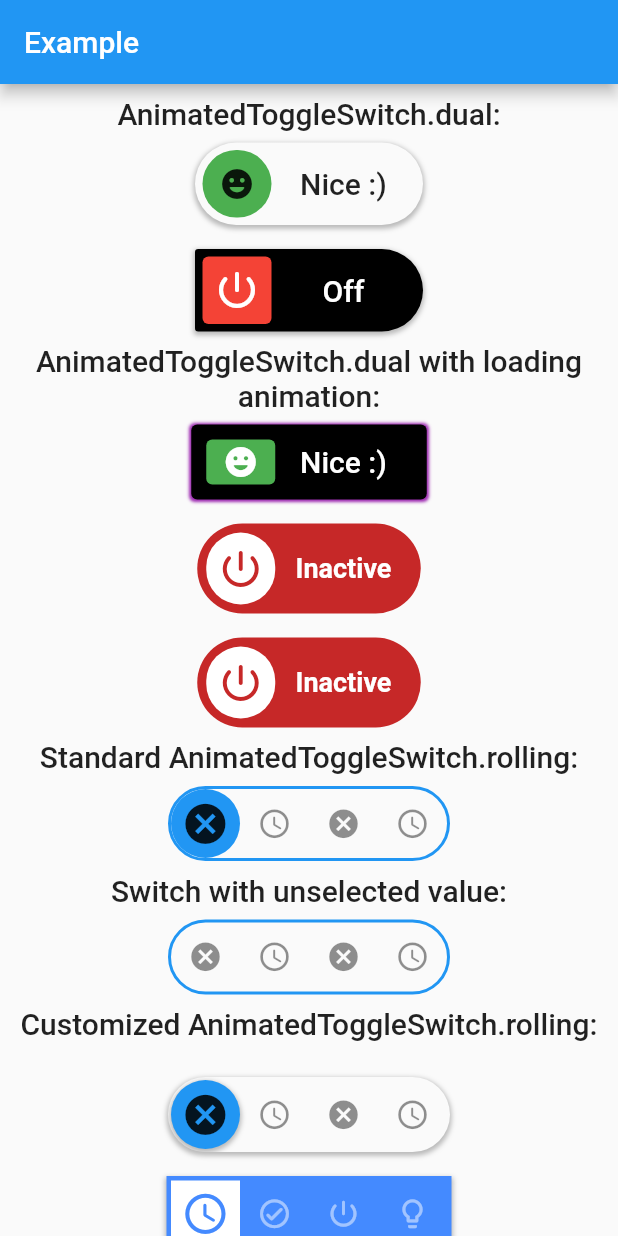
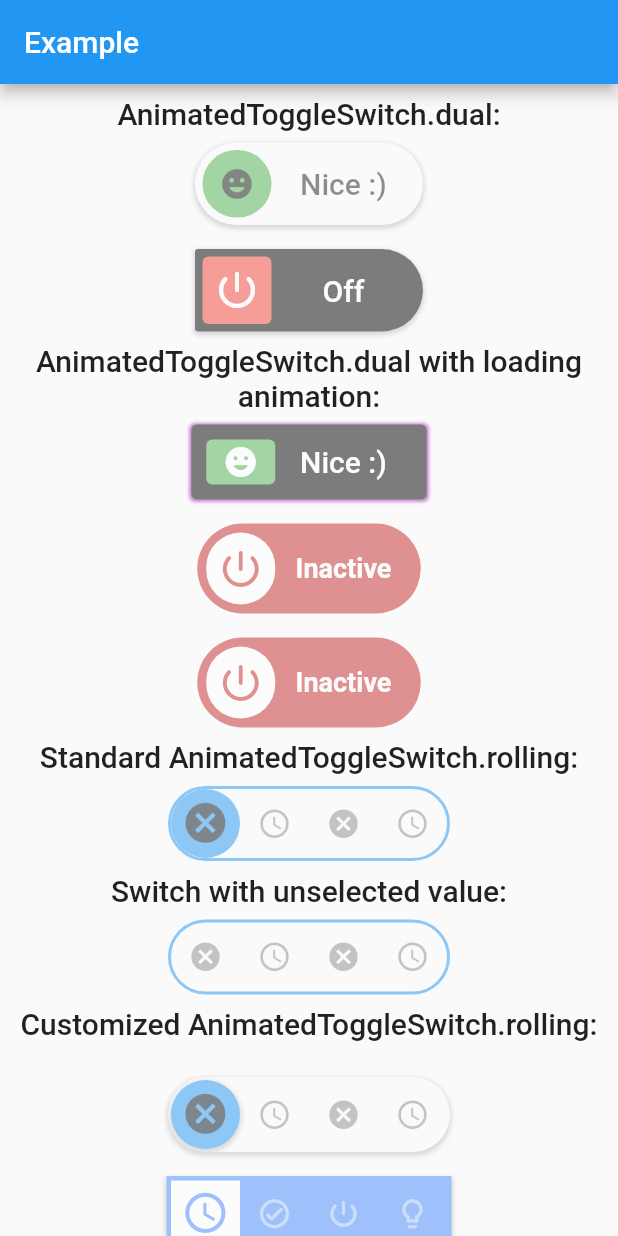
Before and after one commit to splashbyte/animated_toggle_switch, a Flutter app: the screen it shows after launch, on a phone screen of 412 x 824 dp. Run offline on Flutter 3.47's test engine with Material 2 defaults, Android fonts, the phone set to English and light mode, and no system bars.

Commit message:
closes #30

```diff
--- a/lib/animated_toggle_switch.dart
+++ b/lib/animated_toggle_switch.dart
@@ -1,5 +1,6 @@
 library animated_toggle_switch;
 
+import 'dart:async';
 import 'dart:math';
 
 import 'package:flutter/cupertino.dart';
@@ -8,6 +9,8 @@ import 'package:flutter/gestures.dart';
 import 'package:flutter/material.dart';
 
 part 'src/properties.dart';
+part 'src/style.dart';
 part 'src/widgets/animated_toggle_switch.dart';
 part 'src/widgets/custom_animated_toggle_switch.dart';
 part 'src/widgets/drag_region.dart';
+part 'src/widgets/conditional_wrapper.dart';
--- a/lib/src/properties.dart
+++ b/lib/src/properties.dart
@@ -34,6 +34,8 @@ class GlobalToggleProperties<T> {
   /// [0] means 'not loading' and [1] means 'loading'.
   final double loadingAnimationValue;
 
+  final bool active;
+
   const GlobalToggleProperties({
     required this.position,
     required this.current,
@@ -43,6 +45,7 @@ class GlobalToggleProperties<T> {
     required this.textDirection,
     required this.mode,
     required this.loadingAnimationValue,
+    required this.active,
   });
 }
 
@@ -74,6 +77,7 @@ class DetailedGlobalToggleProperties<T> extends GlobalToggleProperties<T> {
     required super.textDirection,
     required super.mode,
     required super.loadingAnimationValue,
+    required super.active,
   });
 }
 
--- /dev/null
+++ b/lib/src/style.dart
@@ -0,0 +1,144 @@
+part of 'package:animated_toggle_switch/animated_toggle_switch.dart';
+
+class ToggleStyle {
+  /// Background color of the indicator.
+  final Color? indicatorColor;
+
+  /// Background color of the switch.
+  final Color? backgroundColor;
+
+  /// Gradient of the background. Overwrites [innerColor] if not [null].
+  final Gradient? backgroundGradient;
+
+  /// Border color of the switch.
+  ///
+  /// For deactivating please set this to [Colors.transparent].
+  final Color? borderColor;
+
+  /// [BorderRadius] of the switch.
+  final BorderRadiusGeometry? borderRadius;
+
+  /// [BorderRadius] of the indicator.
+  ///
+  /// Defaults to [borderRadius].
+  final BorderRadiusGeometry? indicatorBorderRadius;
+
+  /// [BorderRadius] of the indicator.
+  final BoxBorder? indicatorBorder;
+
+  /// Shadow for the indicator [Container].
+  final List<BoxShadow>? indicatorBoxShadow;
+
+  /// Shadow for the [Container] in the background.
+  final List<BoxShadow>? boxShadow;
+
+  /// Default constructor for [ToggleStyle].
+  const ToggleStyle({
+    this.indicatorColor,
+    this.backgroundColor,
+    this.backgroundGradient,
+    this.borderColor,
+    this.borderRadius,
+    this.indicatorBorderRadius,
+    this.indicatorBorder,
+    this.indicatorBoxShadow,
+    this.boxShadow,
+  });
+
+  /// Private constructor for setting all possible parameters.
+  ToggleStyle._({
+    required this.indicatorColor,
+    required this.backgroundColor,
+    required this.backgroundGradient,
+    required this.borderColor,
+    required this.borderRadius,
+    required this.indicatorBorderRadius,
+    required this.indicatorBorder,
+    required this.indicatorBoxShadow,
+    required this.boxShadow,
+  });
+
+  ToggleStyle _merge(ToggleStyle? other) => other == null
+      ? this
+      : ToggleStyle._(
+          indicatorColor: other.indicatorColor ?? indicatorColor,
+          backgroundColor: other.backgroundColor ?? backgroundColor,
+          backgroundGradient: other.backgroundGradient ??
+              (other.backgroundColor == null ? null : backgroundGradient),
+          borderColor: other.borderColor ?? borderColor,
+          borderRadius: other.borderRadius ?? borderRadius,
+          indicatorBorderRadius: other.indicatorBorderRadius ??
+              other.borderRadius ??
+              indicatorBorderRadius ??
+              borderRadius,
+          indicatorBorder: other.indicatorBorder ?? indicatorBorder,
+          indicatorBoxShadow: other.indicatorBoxShadow ?? indicatorBoxShadow,
+          boxShadow: other.boxShadow ?? boxShadow,
+        );
+
+  static ToggleStyle _lerp(ToggleStyle style1, ToggleStyle style2, double t) =>
+      ToggleStyle._(
+        indicatorColor:
+            Color.lerp(style1.indicatorColor, style2.indicatorColor, t),
+        backgroundColor:
+            Color.lerp(style1.backgroundColor, style2.backgroundColor, t),
+        backgroundGradient: Gradient.lerp(
+          style1.backgroundGradient ?? style1.backgroundColor?.toGradient(),
+          style2.backgroundGradient ?? style2.backgroundColor?.toGradient(),
+          t,
+        ),
+        borderColor: Color.lerp(style1.borderColor, style2.borderColor, t),
+        borderRadius: BorderRadiusGeometry.lerp(
+          style1.borderRadius,
+          style2.borderRadius,
+          t,
+        ),
+        indicatorBorderRadius: BorderRadiusGeometry.lerp(
+          style1.indicatorBorderRadius ?? style1.borderRadius,
+          style2.indicatorBorderRadius ?? style2.borderRadius,
+          t,
+        ),
+        indicatorBorder: BoxBorder.lerp(
+          style1.indicatorBorder,
+          style2.indicatorBorder,
+          t,
+        ),
+        indicatorBoxShadow: BoxShadow.lerpList(
+          style1.indicatorBoxShadow,
+          style2.indicatorBoxShadow,
+          t,
+        ),
+        boxShadow: BoxShadow.lerpList(
+          style1.boxShadow,
+          style2.boxShadow,
+          t,
+        ),
+      );
+
+  @override
+  bool operator ==(Object other) =>
+      identical(this, other) ||
+      other is ToggleStyle &&
+          runtimeType == other.runtimeType &&
+          indicatorColor == other.indicatorColor &&
+          backgroundColor == other.backgroundColor &&
+          backgroundGradient == other.backgroundGradient &&
+          borderColor == other.borderColor &&
+          borderRadius == other.borderRadius &&
+          indicatorBorderRadius == other.indicatorBorderRadius &&
+          indicatorBorder == other.indicatorBorder &&
+          indicatorBoxShadow == other.indicatorBoxShadow &&
+          boxShadow == other.boxShadow;
+
+  @override
+  int get hashCode =>
+      indicatorColor.hashCode ^
+      backgroundColor.hashCode ^
+      backgroundGradient.hashCode ^
+      borderColor.hashCode ^
+      borderRadius.hashCode ^
+      indicatorBorderRadius.hashCode ^
+      indicatorBorder.hashCode ^
+      indicatorBoxShadow.hashCode ^
+      boxShadow.hashCode;
+}
--- a/lib/src/widgets/animated_toggle_switch.dart
+++ b/lib/src/widgets/animated_toggle_switch.dart
@@ -43,122 +43,6 @@ typedef CustomStyleBuilder<T> = ToggleStyle Function(
 );
 
 typedef SeparatorBuilder = Widget Function(int index);
-
-class ToggleStyle {
-  /// Background color of the indicator.
-  final Color? indicatorColor;
-
-  /// Background color of the switch.
-  final Color? backgroundColor;
-
-  /// Gradient of the background. Overwrites [innerColor] if not [null].
-  final Gradient? backgroundGradient;
-
-  /// Border color of the switch.
-  ///
-  /// For deactivating please set this to [Colors.transparent].
-  final Color? borderColor;
-
-  /// [BorderRadius] of the switch.
-  final BorderRadiusGeometry? borderRadius;
-
-  /// [BorderRadius] of the indicator.
-  ///
-  /// Defaults to [borderRadius].
-  final BorderRadiusGeometry? indicatorBorderRadius;
-
-  /// [BorderRadius] of the indicator.
-  final BoxBorder? indicatorBorder;
-
-  /// Shadow for the indicator [Container].
-  final List<BoxShadow>? indicatorBoxShadow;
-
-  /// Shadow for the [Container] in the background.
-  final List<BoxShadow>? boxShadow;
-
-  /// Default constructor for [ToggleStyle].
-  const ToggleStyle({
-    this.indicatorColor,
-    this.backgroundColor,
-    this.backgroundGradient,
-    this.borderColor,
-    this.borderRadius,
-    this.indicatorBorderRadius,
-    this.indicatorBorder,
-    this.indicatorBoxShadow,
-    this.boxShadow,
-  });
-
-  /// Private constructor for setting all possible parameters.
-  ToggleStyle._({
-    required this.indicatorColor,
-    required this.backgroundColor,
-    required this.backgroundGradient,
-    required this.borderColor,
-    required this.borderRadius,
-    required this.indicatorBorderRadius,
-    required this.indicatorBorder,
-    required this.indicatorBoxShadow,
-    required this.boxShadow,
-  });
-
-  ToggleStyle _merge(ToggleStyle? other) => other == null
-      ? this
-      : ToggleStyle._(
-          indicatorColor: other.indicatorColor ?? indicatorColor,
-          backgroundColor: other.backgroundColor ?? backgroundColor,
-          backgroundGradient: other.backgroundGradient ??
-              (other.backgroundColor == null ? null : backgroundGradient),
-          borderColor: other.borderColor ?? borderColor,
-          borderRadius: other.borderRadius ?? borderRadius,
-          indicatorBorderRadius: other.indicatorBorderRadius ??
-              other.borderRadius ??
-              indicatorBorderRadius ??
-              borderRadius,
-          indicatorBorder: other.indicatorBorder ?? indicatorBorder,
-          indicatorBoxShadow: other.indicatorBoxShadow ?? indicatorBoxShadow,
-          boxShadow: other.boxShadow ?? boxShadow,
-        );
-
-  static ToggleStyle _lerp(ToggleStyle style1, ToggleStyle style2, double t) =>
-      ToggleStyle._(
-        indicatorColor:
-            Color.lerp(style1.indicatorColor, style2.indicatorColor, t),
-        backgroundColor:
-            Color.lerp(style1.backgroundColor, style2.backgroundColor, t),
-        backgroundGradient: Gradient.lerp(
-          style1.backgroundGradient ?? style1.backgroundColor?.toGradient(),
-          style2.backgroundGradient ?? style2.backgroundColor?.toGradient(),
-          t,
-        ),
-        borderColor: Color.lerp(style1.borderColor, style2.borderColor, t),
-        borderRadius: BorderRadiusGeometry.lerp(
-          style1.borderRadius,
-          style2.borderRadius,
-          t,
-        ),
-        indicatorBorderRadius: BorderRadiusGeometry.lerp(
-          style1.indicatorBorderRadius ?? style1.borderRadius,
-          style2.indicatorBorderRadius ?? style2.borderRadius,
-          t,
-        ),
-        indicatorBorder: BoxBorder.lerp(
-          style1.indicatorBorder,
-          style2.indicatorBorder,
-          t,
-        ),
-        indicatorBoxShadow: BoxShadow.lerpList(
-          style1.indicatorBoxShadow,
-          style2.indicatorBoxShadow,
-          t,
-        ),
-        boxShadow: BoxShadow.lerpList(
-          style1.boxShadow,
-          style2.boxShadow,
-          t,
-        ),
-      );
-}
 
 /// Specifies when an value should be animated.
 enum AnimationType {
@@ -239,7 +123,7 @@ class AnimatedToggleSwitch<T> extends StatelessWidget {
   final Size indicatorSize;
 
   /// Callback for selecting a new value. The new [current] should be set here.
-  final Function(T)? onChanged;
+  final ChangeCallback<T>? onChanged;
 
   /// Width of the border of the switch. For deactivating please set this to [0.0].
   final double borderWidth;
@@ -279,7 +163,7 @@ class AnimatedToggleSwitch<T> extends StatelessWidget {
   final AnimationType indicatorAnimationType;
 
   /// Callback for tapping anywhere on the widget.
-  final Function()? onTap;
+  final TapCallback? onTap;
 
   final IconArrangement _iconArrangement;
 
@@ -369,6 +253,28 @@ class AnimatedToggleSwitch<T> extends StatelessWidget {
   /// This builder is supported by [IconArrangement.row] only.
   final CustomSeparatorBuilder<T>? customSeparatorBuilder;
 
+  /// Indicates if the switch is active.
+  ///
+  /// Please use [inactiveOpacity] for changing the opacity in inactive state.
+  ///
+  /// For controlling the [AnimatedOpacity] you can use [inactiveOpacityCurve] and [inactiveOpacityDuration].
+  final bool active;
+
+  /// Opacity of the switch when [active] is set to [false].
+  ///
+  /// Please set this to [1.0] for deactivating.
+  final double inactiveOpacity;
+
+  /// [Curve] of the animation when getting inactive.
+  ///
+  /// For deactivating this animation please set [inactiveOpacity] to [1.0].
+  final Curve inactiveOpacityCurve;
+
+  /// [Duration] of the animation when getting inactive.
+  ///
+  /// For deactivating this animation please set [inactiveOpacity] to [1.0].
+  final Duration inactiveOpacityDuration;
+
   /// Constructor of AnimatedToggleSwitch with all possible settings.
   ///
   /// Consider using [CustomAnimatedToggleSwitch] for maximum customizability.
@@ -415,6 +321,10 @@ class AnimatedToggleSwitch<T> extends StatelessWidget {
     this.indicatorAppearingCurve = _defaultIndicatorAppearingAnimationCurve,
     this.separatorBuilder,
     this.customSeparatorBuilder,
+    this.active = true,
+    this.inactiveOpacity = 0.5,
+    this.inactiveOpacityCurve = Curves.easeInOut,
+    this.inactiveOpacityDuration = const Duration(milliseconds: 350),
   })  : _iconArrangement = IconArrangement.row,
         assert(styleBuilder == null || customStyleBuilder == null),
         super(key: key);
@@ -468,6 +378,10 @@ class AnimatedToggleSwitch<T> extends StatelessWidget {
     this.indicatorAppearingCurve = _defaultIndicatorAppearingAnimationCurve,
     this.separatorBuilder,
     this.customSeparatorBuilder,
+    this.active = true,
+    this.inactiveOpacity = 0.5,
+    this.inactiveOpacityCurve = Curves.easeInOut,
+    this.inactiveOpacityDuration = const Duration(milliseconds: 350),
   })  : animatedIconBuilder = _iconSizeBuilder<T>(
             iconBuilder, customIconBuilder, iconSize, selectedIconSize),
         _iconArrangement = IconArrangement.row,
@@ -524,6 +438,10 @@ class AnimatedToggleSwitch<T> extends StatelessWidget {
     this.indicatorAppearingCurve = _defaultIndicatorAppearingAnimationCurve,
     this.separatorBuilder,
     this.customSeparatorBuilder,
+    this.active = true,
+    this.inactiveOpacity = 0.5,
+    this.inactiveOpacityCurve = Curves.easeInOut,
+    this.inactiveOpacityDuration = const Duration(milliseconds: 350),
   })  : indicatorSize = indicatorSize * (height - 2 * borderWidth),
         dif = dif * (height - 2 * borderWidth),
         animatedIconBuilder = _iconSizeBuilder<T>(
@@ -610,6 +528,10 @@ class AnimatedToggleSwitch<T> extends StatelessWidget {
     this.indicatorAppearingCurve = _defaultIndicatorAppearingAnimationCurve,
     this.separatorBuilder,
     this.customSeparatorBuilder,
+    this.active = true,
+    this.inactiveOpacity = 0.5,
+    this.inactiveOpacityCurve = Curves.easeInOut,
+    this.inactiveOpacityDuration = const Duration(milliseconds: 350),
   })  : dif = dif * (height - 2 * borderWidth),
         indicatorSize = indicatorSize * (height - 2 * borderWidth),
         _iconArrangement = IconArrangement.row,
@@ -669,6 +591,10 @@ class AnimatedToggleSwitch<T> extends StatelessWidget {
     this.indicatorAppearingCurve = _defaultIndicatorAppearingAnimationCurve,
     this.separatorBuilder,
     this.customSeparatorBuilder,
+    this.active = true,
+    this.inactiveOpacity = 0.5,
+    this.inactiveOpacityCurve = Curves.easeInOut,
+    this.inactiveOpacityDuration = const Duration(milliseconds: 350),
   })  : iconAnimationCurve = Curves.linear,
         dif = dif * (height - 2 * borderWidth),
         iconAnimationDuration = Duration.zero,
@@ -741,6 +667,10 @@ class AnimatedToggleSwitch<T> extends StatelessWidget {
     this.indicatorAppearingCurve = _defaultIndicatorAppearingAnimationCurve,
     this.separatorBuilder,
     this.customSeparatorBuilder,
+    this.active = true,
+    this.inactiveOpacity = 0.5,
+    this.inactiveOpacityCurve = Curves.easeInOut,
+    this.inactiveOpacityDuration = const Duration(milliseconds: 350),
   })  : iconAnimationCurve = Curves.linear,
         iconAnimationDuration = Duration.zero,
         selectedIconOpacity = iconOpacity,
@@ -887,6 +817,10 @@ class AnimatedToggleSwitch<T> extends StatelessWidget {
     this.loadingAnimationCurve,
     ForegroundIndicatorTransitionType transitionType =
         ForegroundIndicatorTransitionType.rolling,
+    this.active = true,
+    this.inactiveOpacity = 0.5,
+    this.inactiveOpacityCurve = Curves.easeInOut,
+    this.inactiveOpacityDuration = const Duration(milliseconds: 350),
   })  : assert(clipAnimation || opacityAnimation),
         iconOpacity = 1.0,
         selectedIconOpacity = 1.0,
@@ -922,7 +856,7 @@ class AnimatedToggleSwitch<T> extends StatelessWidget {
         super(key: key);
 
   static Function() _dualOnTap<T>(
-      Function(T)? onChanged, List<T> values, T? current) {
+      ChangeCallback<T>? onChanged, List<T> values, T? current) {
     return () =>
         onChanged?.call(values.firstWhere((element) => element != current));
   }
@@ -982,8 +916,8 @@ class AnimatedToggleSwitch<T> extends StatelessWidget {
     };
   }
 
-  static Widget _defaultLoadingIconBuilder(
-          BuildContext context, dynamic properties) =>
+  static Widget _defaultLoadingIconBuilder(BuildContext context,
+          DetailedGlobalToggleProperties<dynamic> properties) =>
       const _MyLoading();
 
   ToggleStyle? _styleBuilder(BuildContext context,
@@ -1057,9 +991,17 @@ class AnimatedToggleSwitch<T> extends StatelessWidget {
         iconBuilder: (context, local, global) => _animatedOpacityIcon(
             _animatedSizeIcon(context, local, global), local.value == current),
         padding: EdgeInsets.all(borderWidth),
+        active: false,
         wrapperBuilder: (context, global, child) {
-          //TODO: extract this method to separate widget
-          return _animationTypeBuilder<ToggleStyle>(
+          return _ConditionalWrapper(
+            condition: inactiveOpacity < 1.0,
+            wrapper: (context, child) => AnimatedOpacity(
+              opacity: global.active ? 1.0 : inactiveOpacity,
+              duration: inactiveOpacityDuration,
+              curve: inactiveOpacityCurve,
+              child: child,
+            ),
+            child: _animationTypeBuilder<ToggleStyle>(
               context,
               styleAnimationType,
               (local) => style._merge(_styleBuilder(context, local, global)),
@@ -1089,10 +1031,12 @@ class AnimatedToggleSwitch<T> extends StatelessWidget {
                 ),
               ),
               global,
+            ),
           );
         });
   }
 
+  //TODO: extract this method to separate widget
   Widget _animationTypeBuilder<V>(
     BuildContext context,
     AnimationType animationType,
--- /dev/null
+++ b/lib/src/widgets/conditional_wrapper.dart
@@ -0,0 +1,38 @@
+part of 'package:animated_toggle_switch/animated_toggle_switch.dart';
+
+class _ConditionalWrapper extends StatefulWidget {
+  final Widget Function(BuildContext context, Widget child) wrapper;
+  final bool condition;
+  final Widget child;
+
+  const _ConditionalWrapper({
+    required this.wrapper,
+    required this.condition,
+    required this.child,
+  });
+
+  @override
+  State<_ConditionalWrapper> createState() => _ConditionalWrapperState();
+}
+
+class _ConditionalWrapperState extends State<_ConditionalWrapper> {
+  final _childKey = GlobalKey();
+
+  @override
+  Widget build(BuildContext context) {
+    final child = _EmptyWidget(key: _childKey, child: widget.child);
+    if(widget.condition) return widget.wrapper(context, child);
+    return child;
+  }
+}
+
+class _EmptyWidget extends StatelessWidget {
+  final Widget child;
+
+  const _EmptyWidget({super.key, required this.child});
+
+  @override
+  Widget build(BuildContext context) {
+    return child;
+  }
+}
--- a/lib/src/widgets/custom_animated_toggle_switch.dart
+++ b/lib/src/widgets/custom_animated_toggle_switch.dart
@@ -23,6 +23,10 @@ typedef CustomSeparatorBuilder<T> = Widget Function(BuildContext context,
 /// If [value] is [1.0], the indicator is fully appeared.
 typedef IndicatorAppearingBuilder = Widget Function(
     BuildContext context, double value, Widget indicator);
+
+typedef ChangeCallback<T> = FutureOr<void> Function(T value);
+
+typedef TapCallback = FutureOr<void> Function();
 
 enum ToggleMode { animating, dragged, none }
 
@@ -109,11 +113,12 @@ class CustomAnimatedToggleSwitch<T> extends StatefulWidget {
   final Size indicatorSize;
 
   /// Callback for selecting a new value. The new [current] should be set here.
-  final Function(T)? onChanged;
+  final ChangeCallback<T>? onChanged;
 
   /// Space between the "indicator rooms" of the adjacent icons.
   final double dif;
 
+  /// Builder for divider or other separators between the icons.
   /// Builder for divider or other separators between the icons.
   ///
   /// The available width is specified by [dif].
@@ -122,7 +127,7 @@ class CustomAnimatedToggleSwitch<T> extends StatefulWidget {
   final CustomSeparatorBuilder<T>? separatorBuilder;
 
   /// Callback for tapping anywhere on the widget.
-  final Function()? onTap;
+  final TapCallback? onTap;
 
   /// Indicates if [onChanged] is called when an icon is tapped.
   /// If [false] the user can change the value only by dragging the indicator.
@@ -188,7 +193,7 @@ class CustomAnimatedToggleSwitch<T> extends StatefulWidget {
   final bool allowUnlistedValues;
 
   /// Indicates if the switch is active.
-  final bool active = true;
+  final bool active;
 
   const CustomAnimatedToggleSwitch({
     Key? key,
@@ -226,6 +231,7 @@ class CustomAnimatedToggleSwitch<T> extends StatefulWidget {
         _defaultIndicatorAppearingAnimationDuration,
     this.indicatorAppearingCurve = _defaultIndicatorAppearingAnimationCurve,
     this.allowUnlistedValues = false,
+    this.active = true,
   })  : assert(foregroundIndicatorBuilder != null ||
             backgroundIndicatorBuilder != null),
         assert(separatorBuilder == null ||
@@ -344,7 +350,7 @@ class _CustomAnimatedToggleSwitchState<T>
 
   void _onChanged(T value) {
     if (!_isActive) return;
-    dynamic result = widget.onChanged?.call(value);
+    final result = widget.onChanged?.call(value);
     if (result is Future && widget.loading == null) {
       _loading(true);
       result.whenComplete(() => _loading(false));
@@ -353,7 +359,7 @@ class _CustomAnimatedToggleSwitchState<T>
 
   void _onTap() {
     if (!_isActive) return;
-    dynamic result = widget.onTap?.call();
+    final result = widget.onTap?.call();
     if (result is Future && widget.loading == null) {
       _loading(true);
       result.whenComplete(() => _loading(false));
@@ -440,6 +446,7 @@ class _CustomAnimatedToggleSwitchState<T>
                 textDirection: textDirection,
                 mode: _animationInfo.toggleMode,
                 loadingAnimationValue: loadingValue,
+                active: widget.active,
               );
               Widget child = Padding(
                 padding: widget.padding,
@@ -543,6 +550,7 @@ class _CustomAnimatedToggleSwitchState<T>
                       textDirection: textDirection,
                       mode: _animationInfo.toggleMode,
                       loadingAnimationValue: loadingValue,
+                      active: widget.active,
                     );
 
                     List<Widget> stack = <Widget>[
--- a/pubspec.yaml
+++ b/pubspec.yaml
@@ -1,6 +1,6 @@
 name: animated_toggle_switch
 description: Fully customizable, draggable and animated switch with multiple choices and smooth loading animation. It has prebuilt constructors for rolling and size animations.
-version: 0.8.0-beta.0
+version: 0.8.0-beta.1
 repository: https://github.com/SplashByte/animated_toggle_switch
 issue_tracker: https://github.com/SplashByte/animated_toggle_switch/issues
 
@@ -25,5 +25,5 @@ funding:
   - https://ko-fi.com/splashbyte
 
 screenshots:
-  - description: 'This image shows three example usages of AnimatedToggleSwitch.rolling().'
+  - description: 'This image shows three example usages of AnimatedToggleSwitch.'
     path: screenshots/preview.webp
```
Also changed, not shown: 1 other file. Lines whose indentation alone changed are shown as unchanged.
